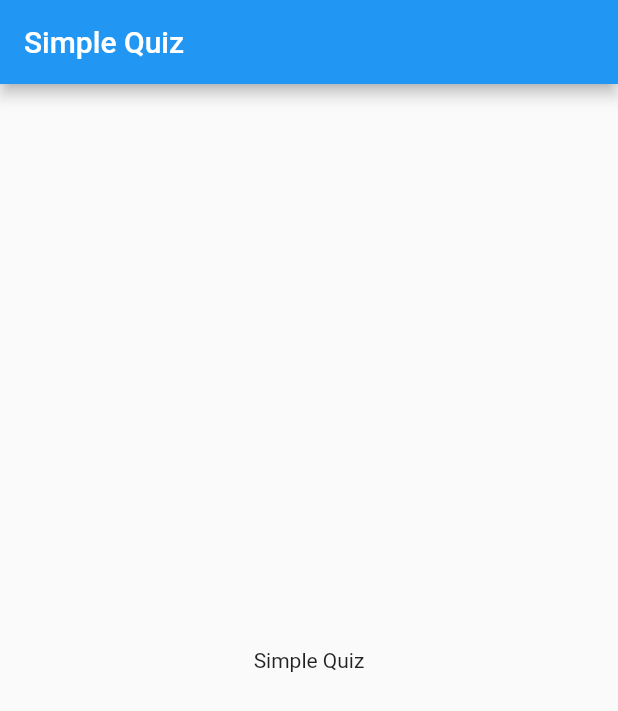
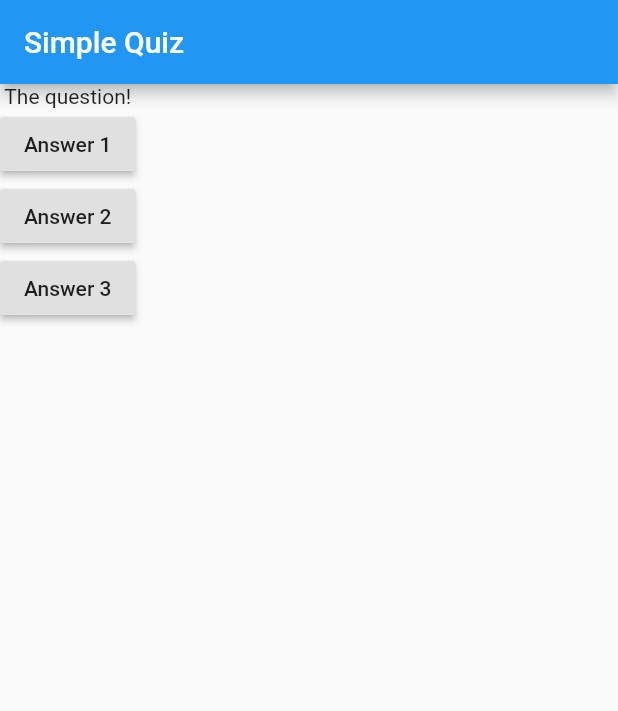
Before and after one commit to elvan/simple_quiz_app_flutter_example, a Flutter app: the screen it shows after launch, on a phone screen of 412 x 824 dp. Shown: the top 711 px of the screen. Run offline on Flutter 3.47's test engine with Material 2 defaults, Android fonts, the phone set to English and light mode, and no system bars.

Commit message:
adding layout widgets

```diff
--- a/lib/main.dart
+++ b/lib/main.dart
@@ -1,11 +1,18 @@
 import 'package:flutter/material.dart';
 
 void main() {
-  runApp(const SimpleQuizApp());
+  runApp(SimpleQuizApp());
 }
 
 class SimpleQuizApp extends StatelessWidget {
-  const SimpleQuizApp({Key? key}) : super(key: key);
+  SimpleQuizApp({Key? key}) : super(key: key);
+
+  final questions = [
+    'What\'s your favorite color?',
+    'What\'s your favorite animal?',
+    'What\'s your favorite food?',
+    'What\'s your favorite sport?',
+  ];
 
   @override
   Widget build(BuildContext context) {
@@ -14,8 +21,22 @@ class SimpleQuizApp extends StatelessWidget {
         appBar: AppBar(
           title: const Text('Simple Quiz'),
         ),
-        body: const Center(
-          child: Text('Simple Quiz'),
+        body: Column(
+          children: [
+            const Text('The question!'),
+            RaisedButton(
+              onPressed: () {},
+              child: const Text('Answer 1'),
+            ),
+            RaisedButton(
+              onPressed: () {},
+              child: const Text('Answer 2'),
+            ),
+            RaisedButton(
+              onPressed: () {},
+              child: const Text('Answer 3'),
+            ),
+          ],
         ),
       ),
     );
```
